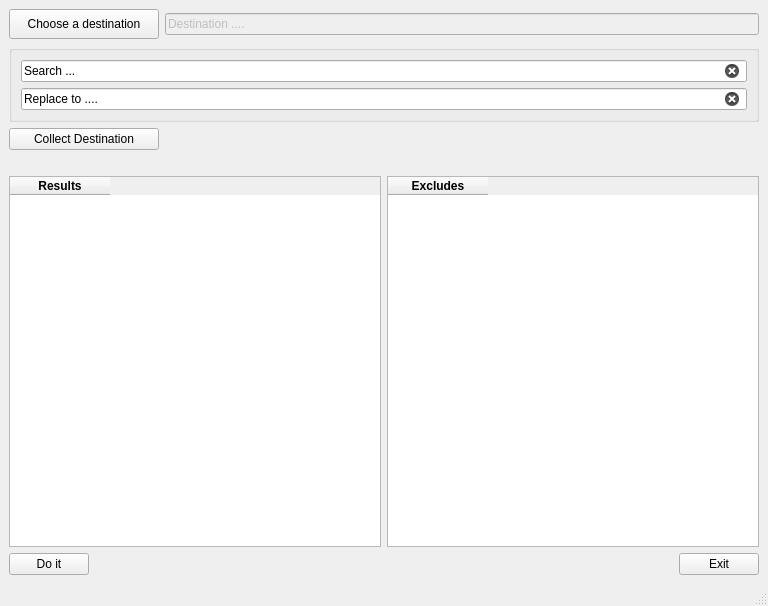
This is mainwindow.ui in knasan/rrn-gui as Qt 5 draws it before an edit. The edited form follows.
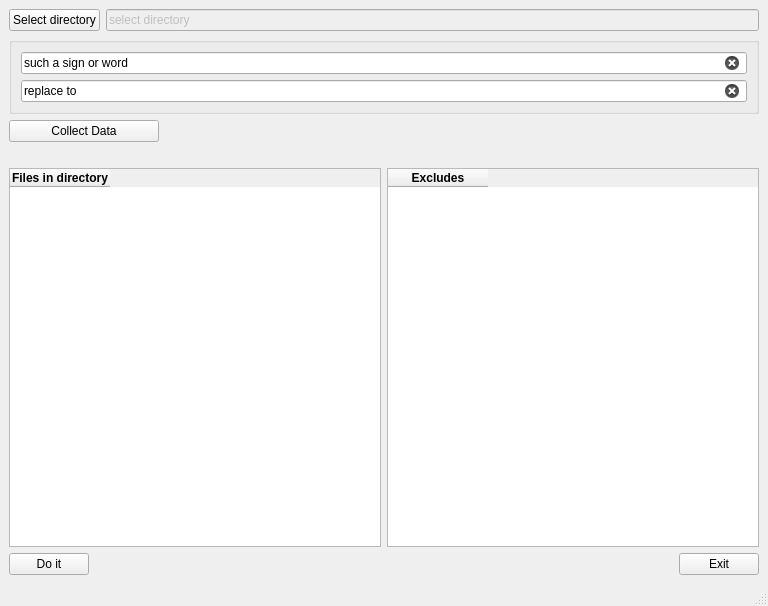
This is the edited form.

What changed in the file:
```diff
--- a/mainwindow.ui
+++ b/mainwindow.ui
@@ -39,23 +39,11 @@
             <verstretch>0</verstretch>
            </sizepolicy>
           </property>
-          <property name="minimumSize">
-           <size>
-            <width>150</width>
-            <height>30</height>
-           </size>
-          </property>
-          <property name="maximumSize">
-           <size>
-            <width>150</width>
-            <height>30</height>
-           </size>
-          </property>
           <property name="locale">
            <locale language="English" country="UnitedStates"/>
           </property>
           <property name="text">
-           <string>Choose a destination</string>
+           <string>Select directory</string>
           </property>
          </widget>
         </item>
@@ -68,7 +56,7 @@
            <locale language="English" country="UnitedStates"/>
           </property>
           <property name="text">
-           <string>Destination ....</string>
+           <string>select directory</string>
           </property>
          </widget>
         </item>
@@ -89,7 +77,7 @@
             <locale language="English" country="UnitedStates"/>
            </property>
            <property name="text">
-            <string>Search ...</string>
+            <string>such a sign or word</string>
            </property>
            <property name="clearButtonEnabled">
             <bool>true</bool>
@@ -102,7 +90,7 @@
             <locale language="English" country="UnitedStates"/>
            </property>
            <property name="text">
-            <string>Replace to ....</string>
+            <string>replace to</string>
            </property>
            <property name="clearButtonEnabled">
             <bool>true</bool>
@@ -130,7 +118,7 @@
          <locale language="English" country="UnitedStates"/>
         </property>
         <property name="text">
-         <string>Collect Destination</string>
+         <string>Collect Data</string>
         </property>
        </widget>
       </item>
@@ -173,7 +161,7 @@
         </property>
         <column>
          <property name="text">
-          <string>Results</string>
+          <string>Files in directory</string>
          </property>
          <property name="font">
           <font>
```
Left out of the diff: 3 changed lines with no effect on the pictures.
